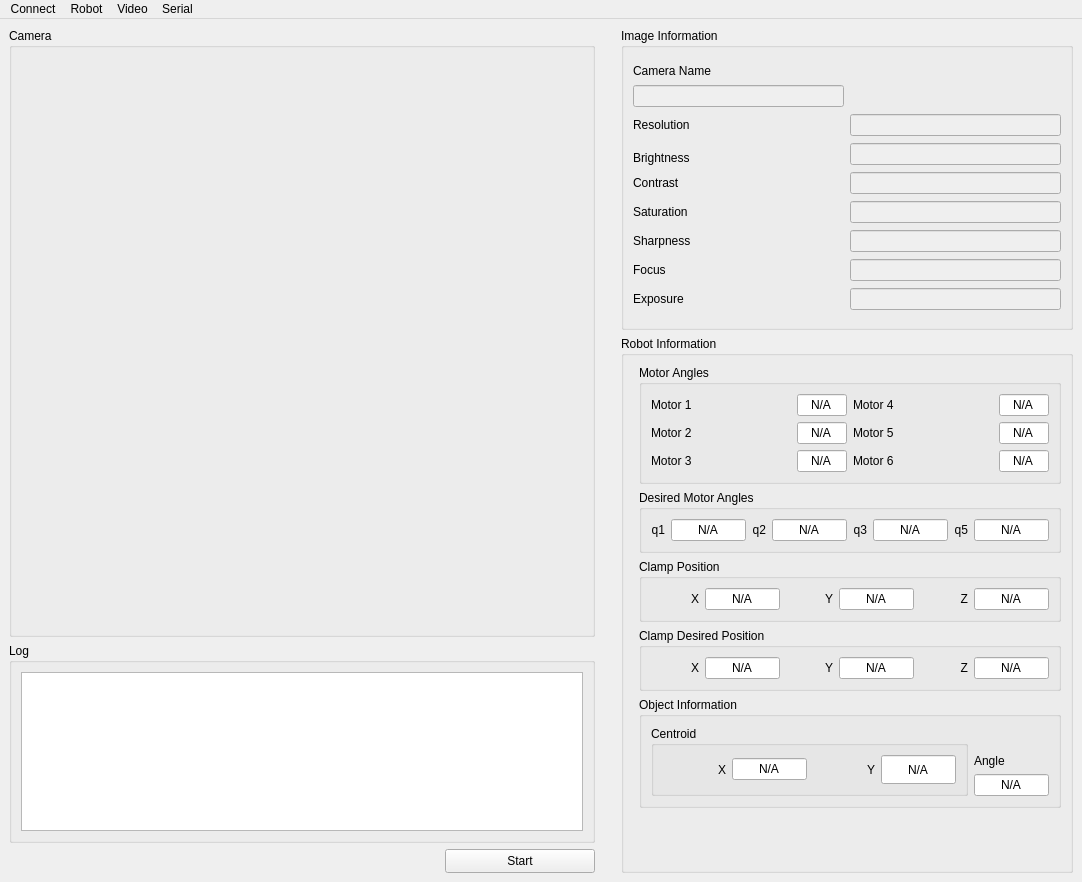
Qt form mainwindow.ui (MiguelFerrerF/robotArmApp) before a commit.
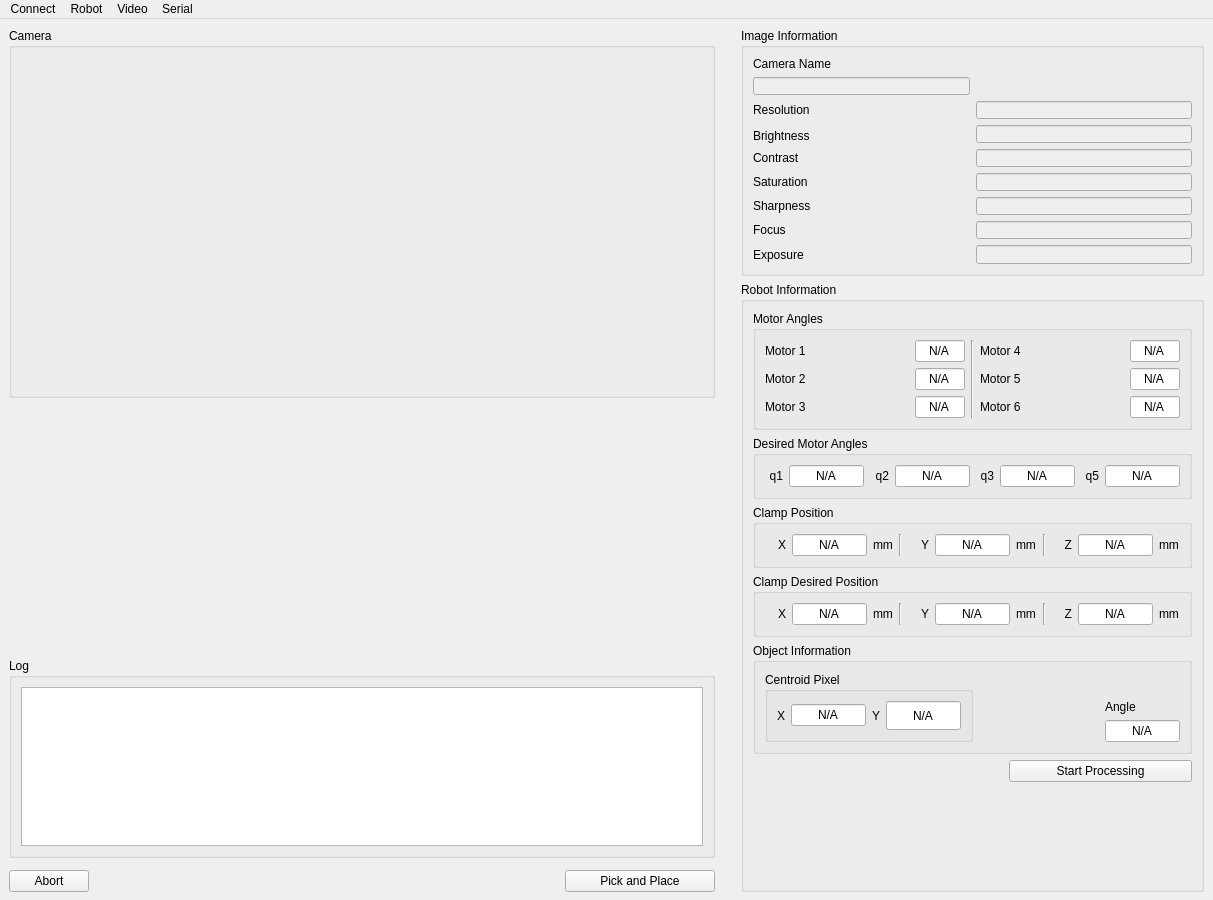
The same form after that commit.

Commit message: Refactor Video Calibration and Processing Dialogs

Diff of the .ui file:
```diff
--- a/mainwindow.ui
+++ b/mainwindow.ui
@@ -6,52 +6,23 @@
    <rect>
     <x>0</x>
     <y>0</y>
-    <width>1082</width>
-    <height>882</height>
+    <width>1213</width>
+    <height>900</height>
    </rect>
   </property>
+  <property name="minimumSize">
+   <size>
+    <width>1213</width>
+    <height>900</height>
+   </size>
+  </property>
   <property name="windowTitle">
    <string>MainWindow</string>
   </property>
   <widget class="QWidget" name="centralwidget">
    <layout class="QGridLayout" name="gridLayout">
-    <item row="0" column="0" rowspan="2" colspan="2">
-     <widget class="QGroupBox" name="groupBoxCamera">
-      <property name="title">
-       <string>Camera</string>
-      </property>
-      <layout class="QGridLayout" name="gridLayout_6">
-       <item row="0" column="0">
-        <widget class="QLabel" name="labelCamera">
-         <property name="text">
-          <string/>
-         </property>
-        </widget>
-       </item>
-      </layout>
-     </widget>
-    </item>
-    <item row="0" column="2" rowspan="4">
-     <spacer name="verticalSpacer">
-      <property name="orientation">
-       <enum>Qt::Orientation::Vertical</enum>
-      </property>
-      <property name="sizeHint" stdset="0">
-       <size>
-        <width>20</width>
-        <height>536</height>
-       </size>
-      </property>
-     </spacer>
-    </item>
-    <item row="0" column="3">
+    <item row="0" column="4">
      <widget class="QGroupBox" name="groupBoxImageInfo">
-      <property name="maximumSize">
-       <size>
-        <width>500</width>
-        <height>16777215</height>
-       </size>
-      </property>
       <property name="title">
        <string>Image Information</string>
       </property>
@@ -207,71 +178,8 @@
       </layout>
      </widget>
     </item>
-    <item row="2" column="0" colspan="2">
-     <widget class="QGroupBox" name="groupBoxLog">
-      <property name="maximumSize">
-       <size>
-        <width>16777215</width>
-        <height>200</height>
-       </size>
-      </property>
-      <property name="title">
-       <string>Log</string>
-      </property>
-      <layout class="QGridLayout" name="gridLayout_5">
-       <item row="0" column="0">
-        <widget class="QTextEdit" name="textEditLog">
-         <property name="enabled">
-          <bool>true</bool>
-         </property>
-         <property name="readOnly">
-          <bool>true</bool>
-         </property>
-        </widget>
-       </item>
-      </layout>
-     </widget>
-    </item>
-    <item row="3" column="0">
-     <spacer name="horizontalSpacer">
-      <property name="orientation">
-       <enum>Qt::Orientation::Horizontal</enum>
-      </property>
-      <property name="sizeHint" stdset="0">
-       <size>
-        <width>328</width>
-        <height>20</height>
-       </size>
-      </property>
-     </spacer>
-    </item>
-    <item row="3" column="1">
-     <widget class="QPushButton" name="startButton">
-      <property name="minimumSize">
-       <size>
-        <width>150</width>
-        <height>0</height>
-       </size>
-      </property>
-      <property name="maximumSize">
-       <size>
-        <width>200</width>
-        <height>24</height>
-       </size>
-      </property>
-      <property name="text">
-       <string>Start</string>
-      </property>
-     </widget>
-    </item>
-    <item row="1" column="3" rowspan="3">
+    <item row="1" column="4" rowspan="5">
      <widget class="QGroupBox" name="groupBoxRobotInfo">
-      <property name="maximumSize">
-       <size>
-        <width>500</width>
-        <height>16777215</height>
-       </size>
-      </property>
       <property name="title">
        <string>Robot Information</string>
       </property>
@@ -279,7 +187,7 @@
        <property name="labelAlignment">
         <set>Qt::AlignmentFlag::AlignLeading|Qt::AlignmentFlag::AlignLeft|Qt::AlignmentFlag::AlignTop</set>
        </property>
-       <item row="0" column="1">
+       <item row="0" column="0" colspan="2">
         <widget class="QGroupBox" name="groupBoxMotorAngle">
          <property name="maximumSize">
           <size>
@@ -291,35 +199,20 @@
           <string>Motor Angles</string>
          </property>
          <layout class="QGridLayout" name="gridLayout_2">
-          <item row="2" column="2">
+          <item row="1" column="3">
+           <widget class="QLabel" name="labelAngleMotor5">
+            <property name="text">
+             <string>Motor 5</string>
+            </property>
+           </widget>
+          </item>
+          <item row="2" column="3">
            <widget class="QLabel" name="labelAngleMotor6">
             <property name="text">
              <string>Motor 6</string>
             </property>
            </widget>
           </item>
-          <item row="0" column="3">
-           <widget class="QLineEdit" name="lineEditAngleMotor4">
-            <property name="enabled">
-             <bool>true</bool>
-            </property>
-            <property name="maximumSize">
-             <size>
-              <width>50</width>
-              <height>16777215</height>
-             </size>
-            </property>
-            <property name="text">
-             <string>N/A</string>
-            </property>
-            <property name="alignment">
-             <set>Qt::AlignmentFlag::AlignCenter</set>
-            </property>
-            <property name="readOnly">
-             <bool>true</bool>
-            </property>
-           </widget>
-          </item>
           <item row="1" column="0">
            <widget class="QLabel" name="labelAngleMotor2">
             <property name="text">
@@ -349,8 +242,8 @@
             </property>
            </widget>
           </item>
-          <item row="1" column="3">
-           <widget class="QLineEdit" name="lineEditAngleMotor5">
+          <item row="0" column="1">
+           <widget class="QLineEdit" name="lineEditAngleMotor1">
             <property name="enabled">
              <bool>true</bool>
             </property>
@@ -371,6 +264,13 @@
             </property>
            </widget>
           </item>
+          <item row="0" column="2" rowspan="3">
+           <widget class="Line" name="line">
+            <property name="orientation">
+             <enum>Qt::Orientation::Vertical</enum>
+            </property>
+           </widget>
+          </item>
           <item row="2" column="1">
            <widget class="QLineEdit" name="lineEditAngleMotor3">
             <property name="enabled">
@@ -393,6 +293,13 @@
             </property>
            </widget>
           </item>
+          <item row="0" column="0">
+           <widget class="QLabel" name="labelAngleMotor1">
+            <property name="text">
+             <string>Motor 1</string>
+            </property>
+           </widget>
+          </item>
           <item row="2" column="0">
            <widget class="QLabel" name="labelAngleMotor3">
             <property name="text">
@@ -400,7 +307,51 @@
             </property>
            </widget>
           </item>
-          <item row="2" column="3">
+          <item row="1" column="4">
+           <widget class="QLineEdit" name="lineEditAngleMotor5">
+            <property name="enabled">
+             <bool>true</bool>
+            </property>
+            <property name="maximumSize">
+             <size>
+              <width>50</width>
+              <height>16777215</height>
+             </size>
+            </property>
+            <property name="text">
+             <string>N/A</string>
+            </property>
+            <property name="alignment">
+             <set>Qt::AlignmentFlag::AlignCenter</set>
+            </property>
+            <property name="readOnly">
+             <bool>true</bool>
+            </property>
+           </widget>
+          </item>
+          <item row="0" column="4">
+           <widget class="QLineEdit" name="lineEditAngleMotor4">
+            <property name="enabled">
+             <bool>true</bool>
+            </property>
+            <property name="maximumSize">
+             <size>
+              <width>50</width>
+              <height>16777215</height>
+             </size>
+            </property>
+            <property name="text">
+             <string>N/A</string>
+            </property>
+            <property name="alignment">
+             <set>Qt::AlignmentFlag::AlignCenter</set>
+            </property>
+            <property name="readOnly">
+             <bool>true</bool>
+            </property>
+           </widget>
+          </item>
+          <item row="2" column="4">
            <widget class="QLineEdit" name="lineEditAngleMotor6">
             <property name="enabled">
              <bool>true</bool>
@@ -422,53 +373,17 @@
             </property>
            </widget>
           </item>
-          <item row="0" column="1">
-           <widget class="QLineEdit" name="lineEditAngleMotor1">
-            <property name="enabled">
-             <bool>true</bool>
-            </property>
-            <property name="maximumSize">
-             <size>
-              <width>50</width>
-              <height>16777215</height>
-             </size>
-            </property>
-            <property name="text">
-             <string>N/A</string>
-            </property>
-            <property name="alignment">
-             <set>Qt::AlignmentFlag::AlignCenter</set>
-            </property>
-            <property name="readOnly">
-             <bool>true</bool>
-            </property>
-           </widget>
-          </item>
-          <item row="0" column="2">
+          <item row="0" column="3">
            <widget class="QLabel" name="labelAngleMotor4">
             <property name="text">
              <string>Motor 4</string>
             </property>
            </widget>
           </item>
-          <item row="1" column="2">
-           <widget class="QLabel" name="labelAngleMotor5">
-            <property name="text">
-             <string>Motor 5</string>
-            </property>
-           </widget>
-          </item>
-          <item row="0" column="0">
-           <widget class="QLabel" name="labelAngleMotor1">
-            <property name="text">
-             <string>Motor 1</string>
-            </property>
-           </widget>
-          </item>
          </layout>
         </widget>
        </item>
-       <item row="1" column="1">
+       <item row="1" column="0" colspan="2">
         <widget class="QGroupBox" name="groupBoxDesiredMotorAngles">
          <property name="maximumSize">
           <size>
@@ -599,7 +514,7 @@
          </layout>
         </widget>
        </item>
-       <item row="2" column="1">
+       <item row="2" column="0" colspan="2">
         <widget class="QGroupBox" name="groupBox">
          <property name="maximumSize">
           <size>
@@ -630,7 +545,7 @@
             </property>
            </widget>
           </item>
-          <item row="0" column="2">
+          <item row="0" column="4">
            <widget class="QLabel" name="lableY">
             <property name="text">
              <string>Y</string>
@@ -640,26 +555,7 @@
             </property>
            </widget>
           </item>
-          <item row="0" column="3">
-           <widget class="QLineEdit" name="lineEditY">
-            <property name="maximumSize">
-             <size>
-              <width>75</width>
-              <height>16777215</height>
-             </size>
-            </property>
-            <property name="text">
-             <string>N/A</string>
-            </property>
-            <property name="alignment">
-             <set>Qt::AlignmentFlag::AlignCenter</set>
-            </property>
-            <property name="readOnly">
-             <bool>true</bool>
-            </property>
-           </widget>
-          </item>
-          <item row="0" column="5">
+          <item row="0" column="9">
            <widget class="QLineEdit" name="lineEditZ">
             <property name="maximumSize">
              <size>
@@ -678,17 +574,7 @@
             </property>
            </widget>
           </item>
-          <item row="0" column="0">
-           <widget class="QLabel" name="lableX">
-            <property name="text">
-             <string>X</string>
-            </property>
-            <property name="alignment">
-             <set>Qt::AlignmentFlag::AlignRight|Qt::AlignmentFlag::AlignTrailing|Qt::AlignmentFlag::AlignVCenter</set>
-            </property>
-           </widget>
-          </item>
-          <item row="0" column="4">
+          <item row="0" column="8">
            <widget class="QLabel" name="lableZ">
             <property name="text">
              <string>Z</string>
@@ -698,10 +584,74 @@
             </property>
            </widget>
           </item>
+          <item row="0" column="3">
+           <widget class="Line" name="line_2">
+            <property name="orientation">
+             <enum>Qt::Orientation::Vertical</enum>
+            </property>
+           </widget>
+          </item>
+          <item row="0" column="6">
+           <widget class="QLabel" name="label_2">
+            <property name="text">
+             <string>mm</string>
+            </property>
+           </widget>
+          </item>
+          <item row="0" column="10">
+           <widget class="QLabel" name="label_3">
+            <property name="text">
+             <string>mm</string>
+            </property>
+           </widget>
+          </item>
+          <item row="0" column="2">
+           <widget class="QLabel" name="label">
+            <property name="text">
+             <string>mm</string>
+            </property>
+           </widget>
+          </item>
+          <item row="0" column="0">
+           <widget class="QLabel" name="lableX">
+            <property name="text">
+             <string>X</string>
+            </property>
+            <property name="alignment">
+             <set>Qt::AlignmentFlag::AlignRight|Qt::AlignmentFlag::AlignTrailing|Qt::AlignmentFlag::AlignVCenter</set>
+            </property>
+           </widget>
+          </item>
+          <item row="0" column="5">
+           <widget class="QLineEdit" name="lineEditY">
+            <property name="maximumSize">
+             <size>
+              <width>75</width>
+              <height>16777215</height>
+             </size>
+            </property>
+            <property name="text">
+             <string>N/A</string>
+            </property>
+            <property name="alignment">
+             <set>Qt::AlignmentFlag::AlignCenter</set>
+            </property>
+            <property name="readOnly">
+             <bool>true</bool>
+            </property>
+           </widget>
+          </item>
+          <item row="0" column="7">
+           <widget class="Line" name="line_3">
+            <property name="orientation">
+             <enum>Qt::Orientation::Vertical</enum>
+            </property>
+           </widget>
+          </item>
          </layout>
         </widget>
        </item>
-       <item row="3" column="1">
+       <item row="3" column="0" colspan="2">
         <widget class="QGroupBox" name="groupBoxDesiredClampPosition">
          <property name="maximumSize">
           <size>
@@ -742,6 +692,20 @@
             </property>
            </widget>
           </item>
+          <item>
+           <widget class="QLabel" name="label_4">
+            <property name="text">
+             <string>mm</string>
+            </property>
+           </widget>
+          </item>
+          <item>
+           <widget class="Line" name="line_4">
+            <property name="orientation">
+             <enum>Qt::Orientation::Vertical</enum>
+            </property>
+           </widget>
+          </item>
           <item>
            <widget class="QLabel" name="lableDesiredY">
             <property name="text">
@@ -771,6 +735,20 @@
             </property>
            </widget>
           </item>
+          <item>
+           <widget class="QLabel" name="label_5">
+            <property name="text">
+             <string>mm</string>
+            </property>
+           </widget>
+          </item>
+          <item>
+           <widget class="Line" name="line_5">
+            <property name="orientation">
+             <enum>Qt::Orientation::Vertical</enum>
+            </property>
+           </widget>
+          </item>
           <item>
            <widget class="QLabel" name="lableDesiredZ">
             <property name="text">
@@ -800,23 +778,17 @@
             </property>
            </widget>
           </item>
+          <item>
+           <widget class="QLabel" name="label_6">
+            <property name="text">
+             <string>mm</string>
+            </property>
+           </widget>
+          </item>
          </layout>
         </widget>
        </item>
-       <item row="6" column="1">
-        <spacer name="verticalSpacer_2">
-         <property name="orientation">
-          <enum>Qt::Orientation::Vertical</enum>
-         </property>
-         <property name="sizeHint" stdset="0">
-          <size>
-           <width>20</width>
-           <height>40</height>
-          </size>
-         </property>
-        </spacer>
-       </item>
-       <item row="5" column="1">
+       <item row="5" column="0" colspan="2">
         <widget class="QGroupBox" name="groupBoxObjectInfo">
          <property name="maximumSize">
           <size>
@@ -843,7 +815,7 @@
              </size>
             </property>
             <property name="title">
-             <string>Centroid</string>
+             <string>Centroid Pixel</string>
             </property>
             <layout class="QHBoxLayout" name="horizontalLayout_4">
              <item>
@@ -945,7 +917,182 @@
             </property>
            </widget>
           </item>
+          <item row="1" column="1">
+           <spacer name="horizontalSpacer_3">
+            <property name="orientation">
+             <enum>Qt::Orientation::Horizontal</enum>
+            </property>
+            <property name="sizeHint" stdset="0">
+             <size>
+              <width>40</width>
+              <height>20</height>
+             </size>
+            </property>
+           </spacer>
+          </item>
          </layout>
+        </widget>
+       </item>
+       <item row="7" column="0">
+        <spacer name="horizontalSpacer_2">
+         <property name="orientation">
+          <enum>Qt::Orientation::Horizontal</enum>
+         </property>
+         <property name="sizeType">
+          <enum>QSizePolicy::Policy::Preferred</enum>
+         </property>
+         <property name="sizeHint" stdset="0">
+          <size>
+           <width>250</width>
+           <height>20</height>
+          </size>
+         </property>
+        </spacer>
+       </item>
+       <item row="7" column="1">
+        <widget class="QPushButton" name="pushButtonStartProcessing">
+         <property name="text">
+          <string>Start Processing</string>
+         </property>
+         <property name="checkable">
+          <bool>true</bool>
+         </property>
+        </widget>
+       </item>
+      </layout>
+     </widget>
+    </item>
+    <item row="2" column="1" colspan="2">
+     <spacer name="verticalSpacer_2">
+      <property name="orientation">
+       <enum>Qt::Orientation::Vertical</enum>
+      </property>
+      <property name="sizeHint" stdset="0">
+       <size>
+        <width>20</width>
+        <height>40</height>
+       </size>
+      </property>
+     </spacer>
+    </item>
+    <item row="0" column="3" rowspan="6">
+     <spacer name="verticalSpacer">
+      <property name="orientation">
+       <enum>Qt::Orientation::Vertical</enum>
+      </property>
+      <property name="sizeHint" stdset="0">
+       <size>
+        <width>20</width>
+        <height>536</height>
+       </size>
+      </property>
+     </spacer>
+    </item>
+    <item row="5" column="2">
+     <widget class="QPushButton" name="pushButtonPickAndPlace">
+      <property name="minimumSize">
+       <size>
+        <width>150</width>
+        <height>0</height>
+       </size>
+      </property>
+      <property name="maximumSize">
+       <size>
+        <width>200</width>
+        <height>24</height>
+       </size>
+      </property>
+      <property name="text">
+       <string>Pick and Place</string>
+      </property>
+     </widget>
+    </item>
+    <item row="5" column="1">
+     <spacer name="horizontalSpacer">
+      <property name="orientation">
+       <enum>Qt::Orientation::Horizontal</enum>
+      </property>
+      <property name="sizeHint" stdset="0">
+       <size>
+        <width>328</width>
+        <height>20</height>
+       </size>
+      </property>
+     </spacer>
+    </item>
+    <item row="5" column="0">
+     <widget class="QPushButton" name="pushButtonAbort">
+      <property name="text">
+       <string>Abort</string>
+      </property>
+     </widget>
+    </item>
+    <item row="3" column="0" colspan="3">
+     <widget class="QGroupBox" name="groupBoxLog">
+      <property name="maximumSize">
+       <size>
+        <width>16777215</width>
+        <height>200</height>
+       </size>
+      </property>
+      <property name="title">
+       <string>Log</string>
+      </property>
+      <layout class="QGridLayout" name="gridLayout_5">
+       <item row="0" column="0">
+        <widget class="QTextEdit" name="textEditLog">
+         <property name="enabled">
+          <bool>true</bool>
+         </property>
+         <property name="readOnly">
+          <bool>true</bool>
+         </property>
+        </widget>
+       </item>
+      </layout>
+     </widget>
+    </item>
+    <item row="0" column="0" rowspan="2" colspan="3">
+     <widget class="QGroupBox" name="groupBoxCamera">
+      <property name="title">
+       <string>Camera</string>
+      </property>
+      <property name="alignment">
+       <set>Qt::AlignmentFlag::AlignLeading|Qt::AlignmentFlag::AlignLeft|Qt::AlignmentFlag::AlignTop</set>
+      </property>
+      <layout class="QGridLayout" name="gridLayout_6">
+       <property name="topMargin">
+        <number>9</number>
+       </property>
+       <item row="0" column="0">
+        <widget class="QLabel" name="labelCamera">
+         <property name="sizePolicy">
+          <sizepolicy hsizetype="Preferred" vsizetype="Preferred">
+           <horstretch>0</horstretch>
+           <verstretch>0</verstretch>
+          </sizepolicy>
+         </property>
+         <property name="minimumSize">
+          <size>
+           <width>640</width>
+           <height>360</height>
+          </size>
+         </property>
+         <property name="maximumSize">
+          <size>
+           <width>1280</width>
+           <height>720</height>
+          </size>
+         </property>
+         <property name="layoutDirection">
+          <enum>Qt::LayoutDirection::LeftToRight</enum>
+         </property>
+         <property name="text">
+          <string/>
+         </property>
+         <property name="alignment">
+          <set>Qt::AlignmentFlag::AlignLeading|Qt::AlignmentFlag::AlignLeft|Qt::AlignmentFlag::AlignTop</set>
+         </property>
         </widget>
        </item>
       </layout>
@@ -958,7 +1105,7 @@
     <rect>
      <x>0</x>
      <y>0</y>
-     <width>1082</width>
+     <width>1213</width>
      <height>21</height>
     </rect>
    </property>
```
The commit also changes 91 other files.
